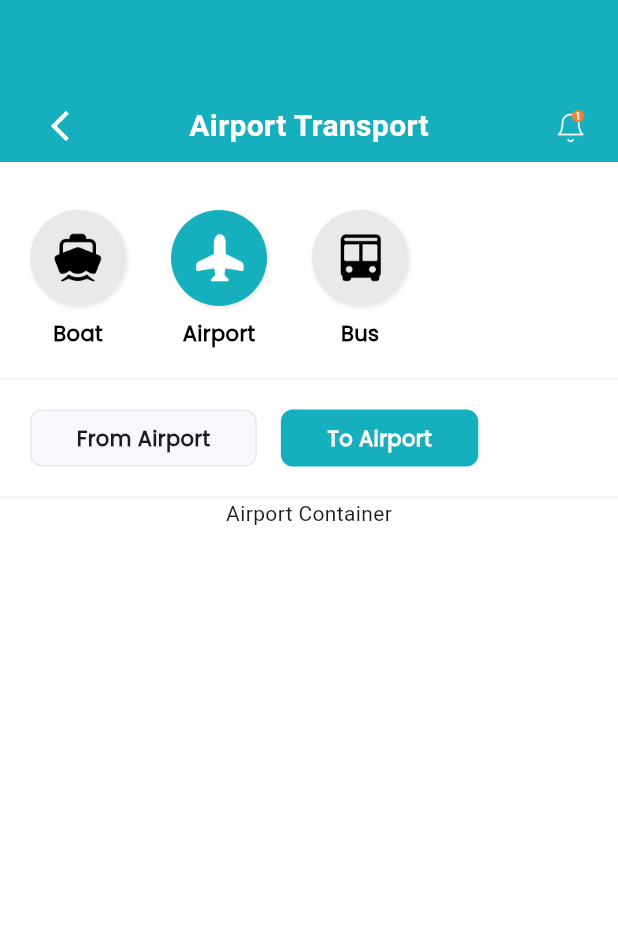
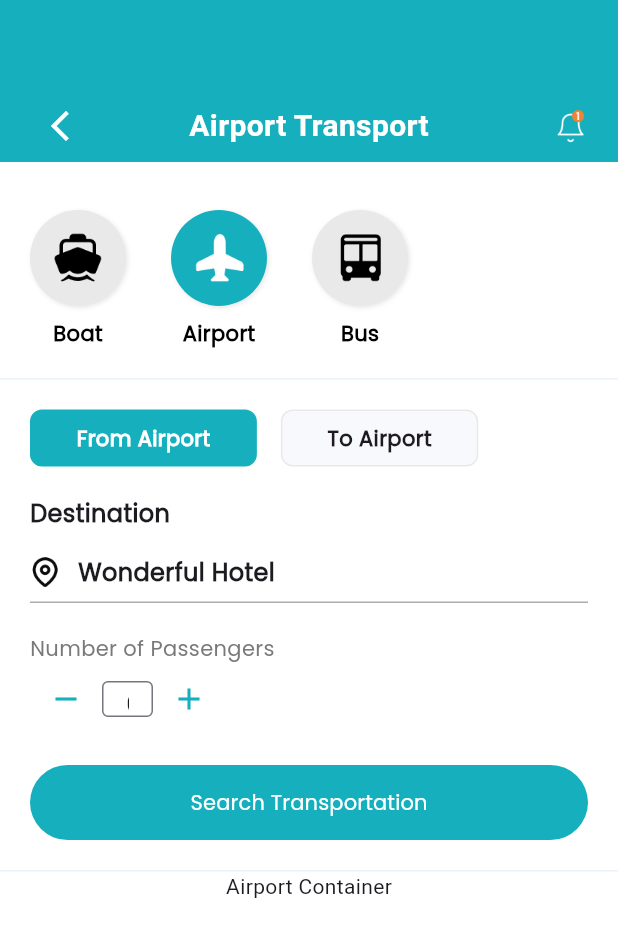
Before and after one commit to aryaramadika/payment_module, a Flutter app: the Transportation screen opened by its route, on a phone screen of 412 x 824 dp. Shown: the top 937 px of the screen. Run offline on Flutter 3.47's test engine with Material 3 defaults, Android fonts, the phone set to English and light mode, and no system bars; generated files the repository leaves out were written again; project files that could hold a hidden picture were left out.

Commit message:
finish create search for airport

```diff
--- a/lib/payment/screens/paymet_screen.dart
+++ b/lib/payment/screens/paymet_screen.dart
@@ -133,7 +133,12 @@ class _PaymentScreenState extends State<PaymentScreen> {
               ButtonWidget(
                 isButtonDisabled: isButtonDisabled,
                 title: "Purchase",
+                paddinHorizontal: 20,
+                paddingVertical: 20,
               ),
+              const SizedBox(
+                height: 100,
+              )
             ],
           ),
         ),
--- a/lib/payment/screens/widget/button/button.dart
+++ b/lib/payment/screens/widget/button/button.dart
@@ -3,16 +3,23 @@ import 'package:payment_module/payment/style/styles.dart';
 
 class ButtonWidget extends StatelessWidget {
   const ButtonWidget(
-      {super.key, required this.isButtonDisabled, required this.title});
+      {super.key,
+      required this.isButtonDisabled,
+      required this.title,
+      required this.paddinHorizontal,
+      required this.paddingVertical});
 
   final bool isButtonDisabled;
   final String title;
+  final double paddinHorizontal;
+  final double paddingVertical;
 
   @override
   Widget build(BuildContext context) {
     print("is disable $isButtonDisabled");
     return Container(
-      padding: const EdgeInsets.symmetric(horizontal: 20, vertical: 20),
+      padding: EdgeInsets.symmetric(
+          horizontal: paddinHorizontal, vertical: paddingVertical),
       child: TextButton(
         onPressed: () {
           // Your button logic goes here
@@ -29,7 +36,8 @@ class ButtonWidget extends StatelessWidget {
           title,
           style: TextStyle(
               fontWeight: medium,
-              color: isButtonDisabled ? greyColor : whiteColor),
+              color: isButtonDisabled ? greyColor : whiteColor,
+              fontFamily: "Poppins"),
         ),
       ),
     );
--- a/lib/ticket/screen/transportation_screen.dart
+++ b/lib/ticket/screen/transportation_screen.dart
@@ -26,6 +26,8 @@ class _TransportationScreenState extends State<TransportationScreen> {
               child: Text("Boat Container"),
             ),
           if (widget.selectedTicketType == "Airport")
+            Column(
+              children: [
                 Container(
                   decoration: const BoxDecoration(
                     border: Border(
@@ -35,13 +37,15 @@ class _TransportationScreenState extends State<TransportationScreen> {
                       ),
                     ),
                   ),
-              child: const SearchWigdet(),
+                  child: SearchWidget(),
                 ),
                 Container(
                   child: Text("Airport Container"),
                 ),
               ],
             ),
+        ],
+      ),
     );
   }
 }
--- /dev/null
+++ b/lib/ticket/screen/widget/input/input_passanger.dart
@@ -0,0 +1,89 @@
+import 'package:flutter/material.dart';
+import 'package:payment_module/payment/style/styles.dart';
+
+class InputPassanger extends StatefulWidget {
+  const InputPassanger({Key? key, required this.numOfPassanger})
+      : super(key: key);
+
+  final int numOfPassanger;
+
+  @override
+  State<InputPassanger> createState() => _InputPassangerState();
+}
+
+class _InputPassangerState extends State<InputPassanger> {
+  late int _currentNumOfPassenger;
+
+  @override
+  void initState() {
+    super.initState();
+    _currentNumOfPassenger = widget.numOfPassanger;
+  }
+
+  @override
+  Widget build(BuildContext context) {
+    return Column(
+      crossAxisAlignment: CrossAxisAlignment.start,
+      children: [
+        Text(
+          "Number of Passengers",
+          style: TextStyle(
+              fontWeight: medium,
+              fontSize: 14,
+              fontFamily: "Poppins",
+              color: greyColor),
+        ),
+        Row(
+          children: [
+            IconButton(
+              icon: const Icon(Icons.remove),
+              color: primary,
+              onPressed: () {
+                setState(() {
+                  _currentNumOfPassenger =
+                      (_currentNumOfPassenger - 1).clamp(0, 999);
+                });
+              },
+            ),
+            Container(
+              width: 34,
+              height: 24,
+              child: TextField(
+                style: const TextStyle(
+                  fontSize: 16,
+                  fontWeight: FontWeight.w500,
+                ),
+                decoration: InputDecoration(
+                  contentPadding:
+                      const EdgeInsets.symmetric(horizontal: 12, vertical: 4),
+                  border: OutlineInputBorder(
+                    borderRadius: BorderRadius.circular(4),
+                    borderSide: const BorderSide(color: Colors.grey),
+                  ),
+                ),
+                controller: TextEditingController(
+                    text: _currentNumOfPassenger.toString()),
+                keyboardType: TextInputType.number,
+                onChanged: (value) {
+                  setState(() {
+                    _currentNumOfPassenger = int.parse(value);
+                  });
+                },
+              ),
+            ),
+            IconButton(
+              icon: const Icon(Icons.add),
+              color: primary,
+              onPressed: () {
+                setState(() {
+                  _currentNumOfPassenger =
+                      (_currentNumOfPassenger + 1).clamp(0, 999);
+                });
+              },
+            ),
+          ],
+        ),
+      ],
+    );
+  }
+}
--- a/lib/ticket/screen/widget/search/search_wigdet.dart
+++ b/lib/ticket/screen/widget/search/search_wigdet.dart
@@ -1,16 +1,24 @@
 import 'package:flutter/material.dart';
+import 'package:payment_module/payment/screens/widget/button/button.dart';
 import 'package:payment_module/payment/style/styles.dart';
+import 'package:payment_module/ticket/screen/widget/input/input_passanger.dart';
 
-class SearchWigdet extends StatefulWidget {
-  const SearchWigdet({super.key});
+class SearchWidget extends StatefulWidget {
+  const SearchWidget({Key? key}) : super(key: key);
 
   @override
-  State<SearchWigdet> createState() => _SearchWigdetState();
+  State<SearchWidget> createState() => _SearchWidgetState();
 }
 
-class _SearchWigdetState extends State<SearchWigdet> {
+class _SearchWidgetState extends State<SearchWidget> {
+  int numOfPassenger = 0;
+  String activeAirport = "from airport";
+
   @override
   Widget build(BuildContext context) {
+    String pickupText =
+        activeAirport == "from airport" ? "Destination" : "Pick-up";
+
     return Container(
       width: double.infinity,
       padding: EdgeInsets.symmetric(horizontal: 20, vertical: 20),
@@ -18,15 +26,26 @@ class _SearchWigdetState extends State<SearchWigdet> {
         mainAxisAlignment: MainAxisAlignment.start,
         crossAxisAlignment: CrossAxisAlignment.start,
         children: [
+          // AIRPORT TABS
           Row(
             children: [
-              Container(
+              GestureDetector(
+                onTap: () {
+                  setState(() {
+                    activeAirport = "from airport";
+                  });
+                },
+                child: Container(
                   padding: EdgeInsets.symmetric(horizontal: 30, vertical: 8),
                   decoration: BoxDecoration(
-                  color: Color(0xffF8F9FC),
+                    color: activeAirport == "from airport"
+                        ? primary
+                        : Color(0xffF8F9FC),
                     borderRadius: BorderRadius.circular(8),
                     border: Border.all(
-                    color: Color(0xffE9E9E9),
+                      color: activeAirport == "from airport"
+                          ? primary
+                          : Color(0xffE9E9E9),
                     ),
                   ),
                   child: Text(
@@ -34,33 +53,115 @@ class _SearchWigdetState extends State<SearchWigdet> {
                     style: TextStyle(
                       fontFamily: "Poppins",
                       fontSize: 14,
-                      fontWeight: semiBold),
+                      fontWeight: semiBold,
+                      color:
+                          activeAirport == "from airport" ? whiteColor : null,
+                    ),
+                  ),
                 ),
               ),
               const SizedBox(
                 width: 16,
               ),
-              Container(
+              GestureDetector(
+                onTap: () {
+                  setState(() {
+                    activeAirport = "to airport";
+                  });
+                },
+                child: Container(
                   padding: EdgeInsets.symmetric(horizontal: 30, vertical: 8),
                   decoration: BoxDecoration(
                     borderRadius: BorderRadius.circular(8),
                     border: Border.all(
-                    color: primary,
+                      color: activeAirport == "to airport"
+                          ? primary
+                          : Color(0xffE9E9E9),
                     ),
-                  color: primary,
+                    color: activeAirport == "to airport"
+                        ? primary
+                        : Color(0xffF8F9FC),
                   ),
                   child: Text(
                     "To Airport",
                     style: TextStyle(
                       fontFamily: "Poppins",
                       fontSize: 14,
-                    color: whiteColor,
                       fontWeight: semiBold,
+                      color: activeAirport == "to airport" ? whiteColor : null,
                     ),
+                  ),
+                ),
+              ),
+            ],
+          ),
+          const SizedBox(
+            height: 20,
+          ),
+          Container(
+            child: Column(
+              crossAxisAlignment: CrossAxisAlignment.start,
+              children: [
+                Text(
+                  pickupText,
+                  style: TextStyle(
+                    fontWeight: semiBold,
+                    fontSize: 16,
+                    fontFamily: "Poppins",
+                  ),
+                ),
+                const SizedBox(
+                  height: 8,
+                ),
+                // Location Search
+                Container(
+                  padding: const EdgeInsets.symmetric(vertical: 8),
+                  decoration: const BoxDecoration(
+                    border: Border(
+                      bottom: BorderSide(
+                        color: Color(0xFFACACAC),
+                      ),
+                    ),
+                  ),
+                  child: Row(
+                    children: [
+                      Image.asset(
+                        "assets/images/location_point.png",
+                        width: 20,
+                        height: 20,
+                      ),
+                      const SizedBox(
+                        width: 12,
+                      ),
+                      Text(
+                        "Wonderful Hotel",
+                        style: TextStyle(
+                          fontWeight: semiBold,
+                          fontSize: 16,
+                          fontFamily: "Poppins",
                         ),
                       )
                     ],
-          )
+                  ),
+                ),
+                const SizedBox(
+                  height: 20,
+                ),
+                Container(
+                  child: InputPassanger(numOfPassanger: numOfPassenger),
+                ),
+              ],
+            ),
+          ),
+          const SizedBox(
+            height: 20,
+          ),
+          const ButtonWidget(
+            isButtonDisabled: false,
+            title: "Search Transportation",
+            paddinHorizontal: 0,
+            paddingVertical: 0,
+          ),
         ],
       ),
     );
--- a/lib/ticket/transportation.dart
+++ b/lib/ticket/transportation.dart
@@ -52,8 +52,10 @@ class _TransportationState extends State<Transportation> {
               selectedTicketType: selectedTicketType,
             ),
           ),
-          TransportationScreen(
-            selectedTicketType: selectedTicketType,
+          Expanded(
+            child: TransportationScreen(
+              selectedTicketType: selectedTicketType,
+            ),
           )
         ],
       ),
```
Also changed, not shown: assets/images/location_point.png (added). Lines whose indentation alone changed are shown as unchanged.
